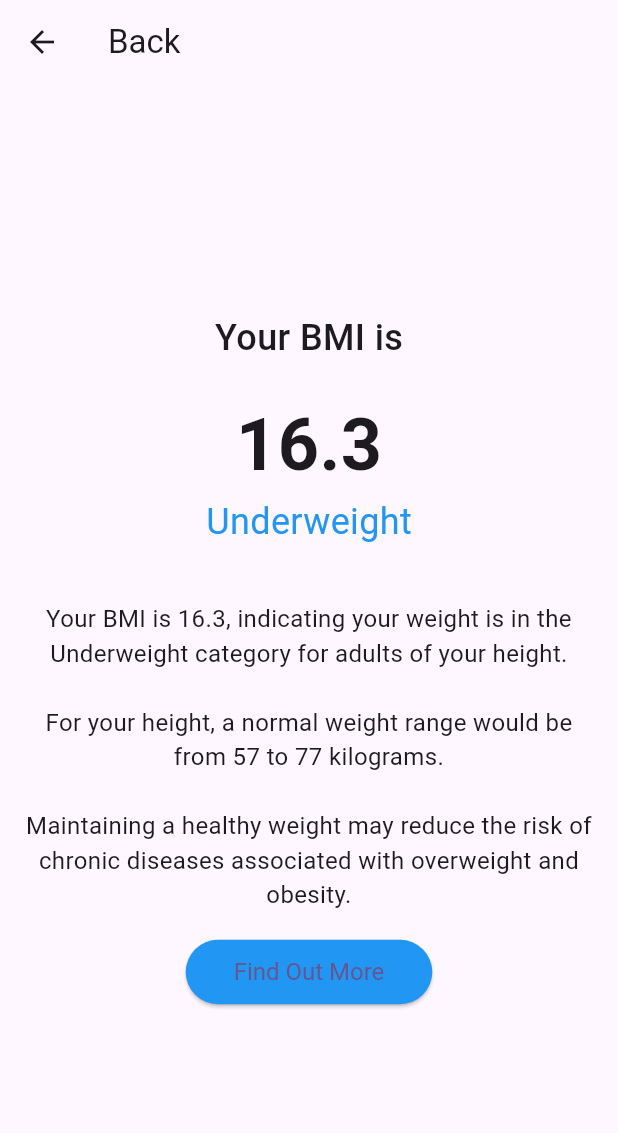
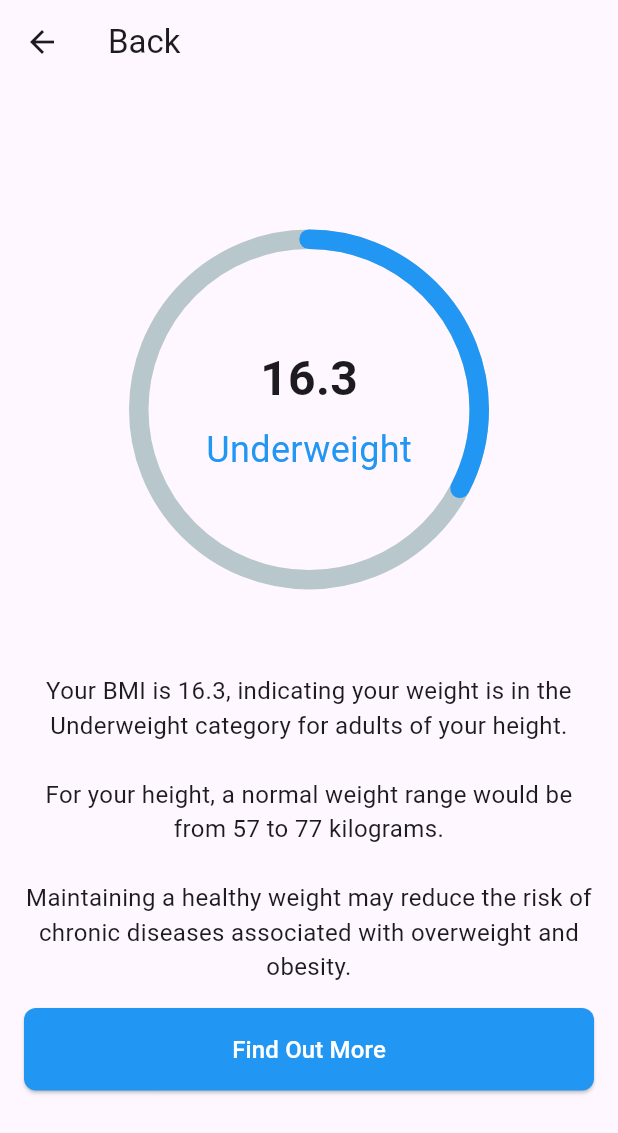
Before and after one commit to zweineu/info6350-final, a Flutter app: the screen it shows after launch, after a tap on the "remove" icon, after a tap on the "add" icon, after a tap on "Let's Go", on a phone screen of 412 x 824 dp. Shown: the top 1133 px of the screen. Run offline on Flutter 3.47's test engine with Material 3 defaults, Android fonts, the phone set to English and light mode, and no system bars; drawn by our look-alikes of percent_indicator.

Commit message:
Change the button style

```diff
--- a/lib/results_page.dart
+++ b/lib/results_page.dart
@@ -2,6 +2,8 @@ import 'dart:convert';
 
 import 'package:flutter/material.dart';
 import 'package:http/http.dart' as http;
+
+import 'package:percent_indicator/percent_indicator.dart';
 
 class BMICalculatorResults extends StatelessWidget {
   final double bmiValue;
@@ -50,13 +52,33 @@ class BMICalculatorResults extends StatelessWidget {
         mainAxisAlignment: MainAxisAlignment.center,
         crossAxisAlignment: CrossAxisAlignment.center,
         children: [
-          const Text("Your BMI is",
-              style: TextStyle(fontSize: 24, fontWeight: FontWeight.w500)),
+          CircularPercentIndicator(
+            radius: 120.0,
+            lineWidth: 13.0,
+            animation: true,
+            percent: bmiValue / 50,
+            center:
+                Column(
+                  mainAxisAlignment: MainAxisAlignment.center,
+                  children: [
+                    Text(
+                      bmiValue.toStringAsFixed(1),
+                      style: const TextStyle(
+                          fontWeight: FontWeight.bold, fontSize: 32.0),
+                    ),
+                    const SizedBox(height: 8),
+                    Text(bmiCategory, style: const TextStyle(fontSize: 24, color: Colors.blue)),
+                  ],
+                ),
+            circularStrokeCap: CircularStrokeCap.round,
+            progressColor: Colors.blue,
+          ),
+          // const Text("Your BMI is",
+          //     style: TextStyle(fontSize: 24, fontWeight: FontWeight.w500)),
           const SizedBox(height: 20),
           // You might use a package like `percent_indicator` to draw circular progress bar
-          Text(bmiValue.toStringAsFixed(1),
-              style: const TextStyle(fontSize: 48, fontWeight: FontWeight.bold)),
-          Text(bmiCategory, style: const TextStyle(fontSize: 24, color: Colors.blue)),
+          // Text(bmiValue.toStringAsFixed(1),
+          //     style: const TextStyle(fontSize: 48, fontWeight: FontWeight.bold)),
           const SizedBox(height: 20),
           Padding(
             padding: const EdgeInsets.all(16),
@@ -68,14 +90,21 @@ class BMICalculatorResults extends StatelessWidget {
               textAlign: TextAlign.center,
             ),
           ),
-          ElevatedButton(
-            onPressed: () {},
-            style: ElevatedButton.styleFrom(
-              backgroundColor: Colors.blue,
-              padding: const EdgeInsets.symmetric(horizontal: 32, vertical: 12),
-              textStyle: const TextStyle(fontSize: 18),
+          Container(
+            margin: const EdgeInsets.symmetric(horizontal: 16.0),
+            width: double.infinity,
+            child: ElevatedButton(
+              onPressed: () {},
+              style: ElevatedButton.styleFrom(
+                foregroundColor: Colors.white,
+                backgroundColor: Colors.blue, // Text color
+                padding: const EdgeInsets.symmetric(vertical: 16.0),
+                shape: RoundedRectangleBorder(
+                  borderRadius: BorderRadius.circular(8.0), // Rounded corners
+                ),
+              ),
+              child: const Text("Find Out More", style: TextStyle(fontSize: 16)),
             ),
-            child: const Text("Find Out More", style: TextStyle(fontSize: 16)),
           ),
         ],
       ),
--- a/pubspec.yaml
+++ b/pubspec.yaml
@@ -33,6 +33,7 @@ dependencies:
 
   provider: ^6.0.0
   http: ^1.2.0
+  percent_indicator: ^4.2.3
   # The following adds the Cupertino Icons font to your application.
   # Use with the CupertinoIcons class for iOS style icons.
   cupertino_icons: ^1.0.2
```
Also changed, not shown: pubspec.lock.
